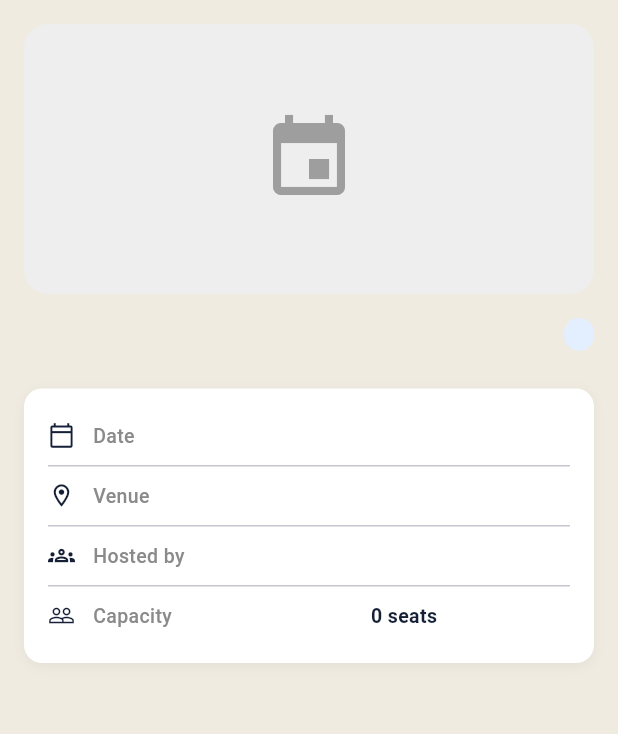
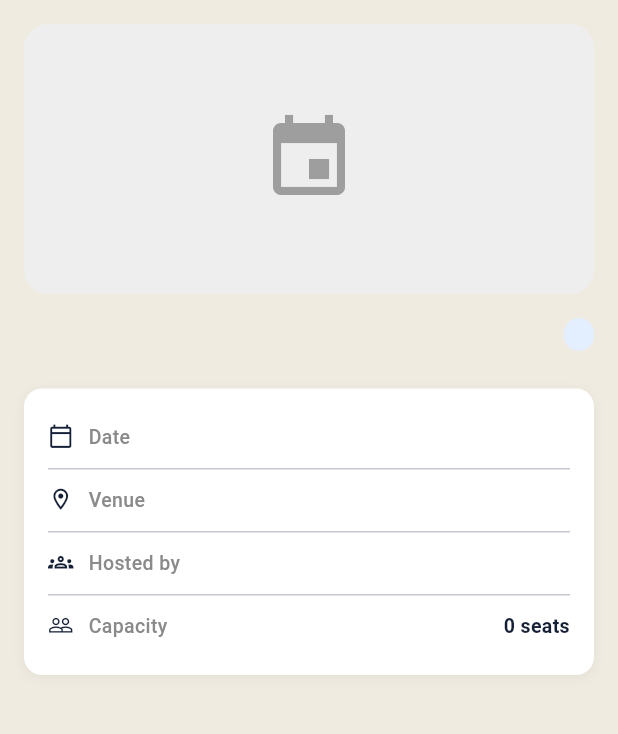
Before and after one commit to Ahmed-Imtiaz-Rafi/EventHive, a Flutter app: the EventDetailScreen screen opened directly with empty values, on a phone screen of 412 x 824 dp, the part 84-818 px from its top. Run offline on Flutter 3.47's test engine with Material 3 defaults, Android fonts, the phone set to English and light mode, and no system bars; our stand-ins replace flutter_riverpod, go_router, image_picker, supabase_flutter; accounts and stored records are empty.

Commit message:
changed some code for fix the alignment etc

```diff
--- a/lib/screens/organizer/event_detail_screen.dart
+++ b/lib/screens/organizer/event_detail_screen.dart
@@ -308,21 +308,24 @@ class _EventDetailScreenState extends State<EventDetailScreen> {
 
   Widget _infoRow(IconData icon, String label, String value) {
     return Padding(
-      padding: const EdgeInsets.symmetric(vertical: 10),
+      padding: const EdgeInsets.symmetric(vertical: 11),
       child: Row(
+        crossAxisAlignment: CrossAxisAlignment.start,
         children: [
-          Icon(icon, size: 18, color: kNavy),
-          const SizedBox(width: 12),
-          Text(
-            label,
-            style: const TextStyle(
-              fontSize: 13,
-              color: kTextSub,
-              fontWeight: FontWeight.w500,
+          Icon(icon, size: 17, color: kNavy),
+          const SizedBox(width: 10),
+          SizedBox(
+            width: 80,
+            child: Text(
+              label,
+              style: const TextStyle(
+                fontSize: 13,
+                color: kTextSub,
+                fontWeight: FontWeight.w500,
+              ),
             ),
           ),
-          const Spacer(),
-          Flexible(
+          Expanded(
             child: Text(
               value,
               textAlign: TextAlign.right,
--- a/lib/widgets/common/status_badge_widget.dart
+++ b/lib/widgets/common/status_badge_widget.dart
@@ -1,30 +1,38 @@
 import 'package:flutter/material.dart';
 
-// A coloured pill that shows a status label (Active, Cancelled, Upcoming, etc.)
-// Used wherever events are displayed — home, my events, manage event, etc.
+/// Coloured pill showing an event's effective status.
+/// Pass [eventDate] so past active events show "Ended" instead of "Active".
 class StatusBadge extends StatelessWidget {
   final String status;
-  const StatusBadge({super.key, required this.status});
+  final String? eventDate; // ISO date string, e.g. "2026-11-14"
+
+  const StatusBadge({super.key, required this.status, this.eventDate});
+
+  /// Returns the label and colours based on status + date.
+  (String, Color, Color) get _resolved {
+    // A finished event whose DB status is still 'active'
+    final isPast = eventDate != null &&
+        DateTime.tryParse(eventDate!)
+            ?.isBefore(DateTime.now().subtract(const Duration(days: 0))) ==
+            true &&
+        status.toLowerCase() == 'active';
+
+    if (isPast) {
+      return ('Ended', const Color(0xFFF0E6D3), const Color(0xFF8B5E00));
+    }
+    switch (status.toLowerCase()) {
+      case 'active':
+        return ('Active', const Color(0xFFD4F4DD), const Color(0xFF1A7A3A));
+      case 'cancelled':
+        return ('Cancelled', const Color(0xFFFFE0E0), const Color(0xFFD32F2F));
+      default:
+        return (status, const Color(0xFFE3EEFF), const Color(0xFF1A55CC));
+    }
+  }
 
   @override
   Widget build(BuildContext context) {
-    final Color bg;
-    final Color text;
-
-    switch (status.toLowerCase()) {
-      case 'active':
-        bg = const Color(0xFFD4F4DD);
-        text = const Color(0xFF1A7A3A);
-        break;
-      case 'cancelled':
-        bg = const Color(0xFFFFE0E0);
-        text = const Color(0xFFD32F2F);
-        break;
-      default: // 'upcoming' or anything else
-        bg = const Color(0xFFE3EEFF);
-        text = const Color(0xFF1A55CC);
-    }
-
+    final (label, bg, textColor) = _resolved;
     return Container(
       padding: const EdgeInsets.symmetric(horizontal: 10, vertical: 3),
       decoration: BoxDecoration(
@@ -32,8 +40,9 @@ class StatusBadge extends StatelessWidget {
         borderRadius: BorderRadius.circular(20),
       ),
       child: Text(
-        status,
-        style: TextStyle(color: text, fontSize: 11, fontWeight: FontWeight.w600),
+        label,
+        style: TextStyle(
+            color: textColor, fontSize: 11, fontWeight: FontWeight.w600),
       ),
     );
   }
```
Also changed, not shown: lib/screens/organizer/manage_event_screen.dart (+35 -20 lines), lib/screens/organizer/my_events_screen.dart (+191 -104 lines).
